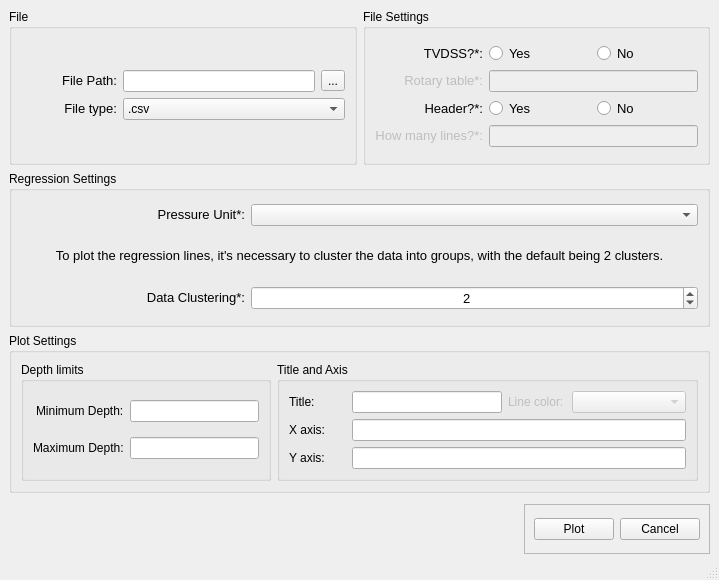
Above: src/main/python/interface/design/regression.ui from albano-a/GradPress before the change. Below: the same form after it.
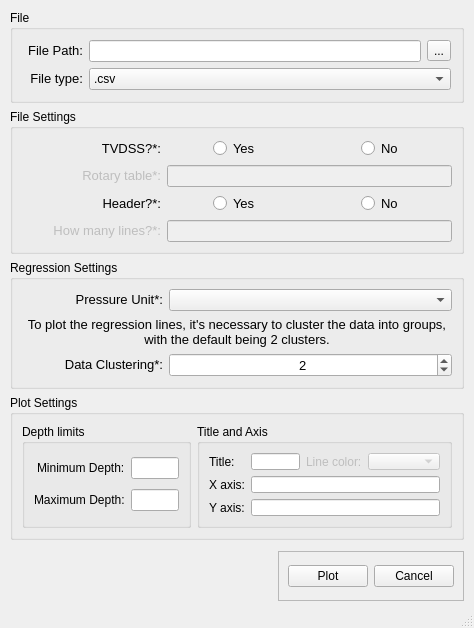
That is the form after the change. Icons and pictures are not drawn.

```diff
--- a/src/main/python/interface/design/regression.ui
+++ b/src/main/python/interface/design/regression.ui
@@ -6,8 +6,8 @@
    <rect>
     <x>0</x>
     <y>0</y>
-    <width>719</width>
-    <height>580</height>
+    <width>474</width>
+    <height>596</height>
    </rect>
   </property>
   <property name="windowTitle">
@@ -19,7 +19,19 @@
   </property>
   <widget class="QWidget" name="centralwidget">
    <layout class="QGridLayout" name="gridLayout">
-    <item row="3" column="0" colspan="2" alignment="Qt::AlignRight">
+    <property name="leftMargin">
+     <number>10</number>
+    </property>
+    <property name="topMargin">
+     <number>10</number>
+    </property>
+    <property name="rightMargin">
+     <number>10</number>
+    </property>
+    <property name="bottomMargin">
+     <number>10</number>
+    </property>
+    <item row="4" column="0" colspan="2" alignment="Qt::AlignRight">
      <widget class="QFrame" name="frame_4">
       <property name="minimumSize">
        <size>
@@ -70,6 +82,104 @@
      </widget>
     </item>
     <item row="2" column="0" colspan="2">
+     <widget class="QGroupBox" name="groupBox_2">
+      <property name="title">
+       <string>Regression Settings</string>
+      </property>
+      <layout class="QHBoxLayout" name="horizontalLayout_7">
+       <item>
+        <layout class="QGridLayout" name="gridLayout_3">
+         <item row="0" column="0">
+          <widget class="QLabel" name="label_4">
+           <property name="mouseTracking">
+            <bool>true</bool>
+           </property>
+           <property name="styleSheet">
+            <string notr="true">QLabel {
+	border: None
+}</string>
+           </property>
+           <property name="text">
+            <string>&lt;html&gt;&lt;head/&gt;&lt;body&gt;&lt;p align=&quot;right&quot;&gt;&lt;span style=&quot; font-size:10pt;&quot;&gt;Pressure Unit*:&lt;/span&gt;&lt;/p&gt;&lt;/body&gt;&lt;/html&gt;</string>
+           </property>
+          </widget>
+         </item>
+         <item row="0" column="1" colspan="2">
+          <widget class="QComboBox" name="inputPressureUnit">
+           <property name="toolTip">
+            <string>A unidade de pressão dos dados carregados.</string>
+           </property>
+          </widget>
+         </item>
+         <item row="2" column="0">
+          <widget class="QLabel" name="label_5">
+           <property name="mouseTracking">
+            <bool>true</bool>
+           </property>
+           <property name="styleSheet">
+            <string notr="true">QLabel {
+	border: None
+}</string>
+           </property>
+           <property name="text">
+            <string>&lt;html&gt;&lt;head/&gt;&lt;body&gt;&lt;p align=&quot;right&quot;&gt;&lt;span style=&quot; font-size:10pt;&quot;&gt;Data Clustering*:&lt;/span&gt;&lt;/p&gt;&lt;/body&gt;&lt;/html&gt;</string>
+           </property>
+          </widget>
+         </item>
+         <item row="2" column="1" colspan="2">
+          <widget class="QSpinBox" name="agrupamentoSpinBox">
+           <property name="font">
+            <font>
+             <pointsize>10</pointsize>
+            </font>
+           </property>
+           <property name="toolTip">
+            <string>Agrupamentos (Cluster) dos dados.</string>
+           </property>
+           <property name="alignment">
+            <set>Qt::AlignCenter</set>
+           </property>
+           <property name="prefix">
+            <string/>
+           </property>
+           <property name="maximum">
+            <number>5</number>
+           </property>
+           <property name="value">
+            <number>2</number>
+           </property>
+          </widget>
+         </item>
+         <item row="1" column="0" colspan="3">
+          <widget class="QLabel" name="label_6">
+           <property name="maximumSize">
+            <size>
+             <width>16777215</width>
+             <height>40</height>
+            </size>
+           </property>
+           <property name="mouseTracking">
+            <bool>true</bool>
+           </property>
+           <property name="styleSheet">
+            <string notr="true">QLabel {
+	border: None
+}</string>
+           </property>
+           <property name="text">
+            <string>&lt;html&gt;&lt;head/&gt;&lt;body&gt;&lt;p align=&quot;center&quot;&gt;&lt;span style=&quot; font-size:10pt;&quot;&gt;To plot the regression lines, it's necessary to cluster the data into groups, with the default being 2 clusters.&lt;/span&gt;&lt;/p&gt;&lt;/body&gt;&lt;/html&gt;</string>
+           </property>
+           <property name="wordWrap">
+            <bool>true</bool>
+           </property>
+          </widget>
+         </item>
+        </layout>
+       </item>
+      </layout>
+     </widget>
+    </item>
+    <item row="3" column="0" colspan="2">
      <widget class="QGroupBox" name="groupBox_5">
       <property name="title">
        <string>Plot Settings</string>
@@ -218,7 +328,118 @@
       </layout>
      </widget>
     </item>
-    <item row="0" column="1">
+    <item row="0" column="0" colspan="2">
+     <widget class="QGroupBox" name="selectFileGroupBox">
+      <property name="title">
+       <string>File</string>
+      </property>
+      <property name="flat">
+       <bool>false</bool>
+      </property>
+      <property name="checkable">
+       <bool>false</bool>
+      </property>
+      <layout class="QVBoxLayout" name="verticalLayout">
+       <property name="leftMargin">
+        <number>10</number>
+       </property>
+       <property name="topMargin">
+        <number>10</number>
+       </property>
+       <property name="rightMargin">
+        <number>10</number>
+       </property>
+       <property name="bottomMargin">
+        <number>10</number>
+       </property>
+       <item>
+        <layout class="QGridLayout" name="gridLayout_2">
+         <item row="0" column="1" colspan="2">
+          <widget class="QLineEdit" name="fileLineEdit">
+           <property name="dragEnabled">
+            <bool>false</bool>
+           </property>
+          </widget>
+         </item>
+         <item row="0" column="3">
+          <widget class="QToolButton" name="filepathButton">
+           <property name="sizePolicy">
+            <sizepolicy hsizetype="Fixed" vsizetype="Fixed">
+             <horstretch>0</horstretch>
+             <verstretch>0</verstretch>
+            </sizepolicy>
+           </property>
+           <property name="text">
+            <string>...</string>
+           </property>
+          </widget>
+         </item>
+         <item row="3" column="1" colspan="3">
+          <widget class="QComboBox" name="fileComboBox">
+           <item>
+            <property name="text">
+             <string>.csv</string>
+            </property>
+           </item>
+           <item>
+            <property name="text">
+             <string>.txt</string>
+            </property>
+           </item>
+           <item>
+            <property name="text">
+             <string>.xlsx</string>
+            </property>
+           </item>
+          </widget>
+         </item>
+         <item row="0" column="0">
+          <widget class="QLabel" name="label_2">
+           <property name="maximumSize">
+            <size>
+             <width>60</width>
+             <height>16777215</height>
+            </size>
+           </property>
+           <property name="mouseTracking">
+            <bool>true</bool>
+           </property>
+           <property name="styleSheet">
+            <string notr="true">QLabel {
+	border: None
+}</string>
+           </property>
+           <property name="text">
+            <string>&lt;html&gt;&lt;head/&gt;&lt;body&gt;&lt;p align=&quot;right&quot;&gt;&lt;span style=&quot; font-size:10pt;&quot;&gt;File Path:&lt;/span&gt;&lt;/p&gt;&lt;/body&gt;&lt;/html&gt;</string>
+           </property>
+          </widget>
+         </item>
+         <item row="3" column="0">
+          <widget class="QLabel" name="label_3">
+           <property name="font">
+            <font>
+             <pointsize>10</pointsize>
+            </font>
+           </property>
+           <property name="mouseTracking">
+            <bool>true</bool>
+           </property>
+           <property name="styleSheet">
+            <string notr="true">QLabel {
+	border: None
+}</string>
+           </property>
+           <property name="text">
+            <string>&lt;html&gt;&lt;head/&gt;&lt;body&gt;&lt;p align=&quot;right&quot;&gt;File type:&lt;/p&gt;&lt;/body&gt;&lt;/html&gt;</string>
+           </property>
+          </widget>
+         </item>
+        </layout>
+       </item>
+      </layout>
+     </widget>
+    </item>
+    <item row="1" column="0" colspan="2">
      <widget class="QGroupBox" name="cotaRadioBtnGroupBox">
       <property name="title">
        <string>File Settings</string>
@@ -249,7 +470,7 @@
            </property>
           </widget>
          </item>
-         <item row="0" column="1">
+         <item row="0" column="1" alignment="Qt::AlignHCenter">
           <widget class="QRadioButton" name="cotaProfSim">
            <property name="font">
             <font>
@@ -320,7 +541,7 @@
            </property>
           </widget>
          </item>
-         <item row="2" column="2">
+         <item row="2" column="2" alignment="Qt::AlignHCenter">
           <widget class="QRadioButton" name="headerNao">
            <property name="font">
             <font>
@@ -361,7 +582,7 @@
            </property>
           </widget>
          </item>
-         <item row="2" column="1">
+         <item row="2" column="1" alignment="Qt::AlignHCenter">
           <widget class="QRadioButton" name="headerSim">
            <property name="font">
             <font>
@@ -383,7 +604,7 @@
            </property>
           </widget>
          </item>
-         <item row="0" column="2">
+         <item row="0" column="2" alignment="Qt::AlignHCenter">
           <widget class="QRadioButton" name="cotaProfNao">
            <property name="font">
             <font>
@@ -403,193 +624,6 @@
       </layout>
      </widget>
     </item>
-    <item row="1" column="0" colspan="2">
-     <widget class="QGroupBox" name="groupBox_2">
-      <property name="title">
-       <string>Regression Settings</string>
-      </property>
-      <layout class="QHBoxLayout" name="horizontalLayout_7">
-       <item>
-        <layout class="QGridLayout" name="gridLayout_3">
-         <item row="0" column="0">
-          <widget class="QLabel" name="label_4">
-           <property name="mouseTracking">
-            <bool>true</bool>
-           </property>
-           <property name="styleSheet">
-            <string notr="true">QLabel {
-	border: None
-}</string>
-           </property>
-           <property name="text">
-            <string>&lt;html&gt;&lt;head/&gt;&lt;body&gt;&lt;p align=&quot;right&quot;&gt;&lt;span style=&quot; font-size:10pt;&quot;&gt;Pressure Unit*:&lt;/span&gt;&lt;/p&gt;&lt;/body&gt;&lt;/html&gt;</string>
-           </property>
-          </widget>
-         </item>
-         <item row="0" column="1" colspan="2">
-          <widget class="QComboBox" name="inputPressureUnit">
-           <property name="toolTip">
-            <string>A unidade de pressão dos dados carregados.</string>
-           </property>
-          </widget>
-         </item>
-         <item row="2" column="0">
-          <widget class="QLabel" name="label_5">
-           <property name="mouseTracking">
-            <bool>true</bool>
-           </property>
-           <property name="styleSheet">
-            <string notr="true">QLabel {
-	border: None
-}</string>
-           </property>
-           <property name="text">
-            <string>&lt;html&gt;&lt;head/&gt;&lt;body&gt;&lt;p align=&quot;right&quot;&gt;&lt;span style=&quot; font-size:10pt;&quot;&gt;Data Clustering*:&lt;/span&gt;&lt;/p&gt;&lt;/body&gt;&lt;/html&gt;</string>
-           </property>
-          </widget>
-         </item>
-         <item row="2" column="1" colspan="2">
-          <widget class="QSpinBox" name="agrupamentoSpinBox">
-           <property name="font">
-            <font>
-             <pointsize>10</pointsize>
-            </font>
-           </property>
-           <property name="toolTip">
-            <string>Agrupamentos (Cluster) dos dados.</string>
-           </property>
-           <property name="alignment">
-            <set>Qt::AlignCenter</set>
-           </property>
-           <property name="prefix">
-            <string/>
-           </property>
-           <property name="maximum">
-            <number>5</number>
-           </property>
-           <property name="value">
-            <number>2</number>
-           </property>
-          </widget>
-         </item>
-         <item row="1" column="0" colspan="3">
-          <widget class="QLabel" name="label_6">
-           <property name="maximumSize">
-            <size>
-             <width>16777215</width>
-             <height>40</height>
-            </size>
-           </property>
-           <property name="mouseTracking">
-            <bool>true</bool>
-           </property>
-           <property name="styleSheet">
-            <string notr="true">QLabel {
-	border: None
-}</string>
-           </property>
-           <property name="text">
-            <string>&lt;html&gt;&lt;head/&gt;&lt;body&gt;&lt;p align=&quot;center&quot;&gt;&lt;span style=&quot; font-size:10pt;&quot;&gt;To plot the regression lines, it's necessary to cluster the data into groups, with the default being 2 clusters.&lt;/span&gt;&lt;/p&gt;&lt;/body&gt;&lt;/html&gt;</string>
-           </property>
-           <property name="wordWrap">
-            <bool>true</bool>
-           </property>
-          </widget>
-         </item>
-        </layout>
-       </item>
-      </layout>
-     </widget>
-    </item>
-    <item row="0" column="0">
-     <widget class="QGroupBox" name="selectFileGroupBox">
-      <property name="title">
-       <string>File</string>
-      </property>
-      <property name="flat">
-       <bool>false</bool>
-      </property>
-      <property name="checkable">
-       <bool>false</bool>
-      </property>
-      <layout class="QVBoxLayout" name="verticalLayout">
-       <item>
-        <layout class="QGridLayout" name="gridLayout_2">
-         <item row="1" column="0">
-          <widget class="QLabel" name="label_3">
-           <property name="font">
-            <font>
-             <pointsize>10</pointsize>
-            </font>
-           </property>
-           <property name="mouseTracking">
-            <bool>true</bool>
-           </property>
-           <property name="styleSheet">
-            <string notr="true">QLabel {
-	border: None
-}</string>
-           </property>
-           <property name="text">
-            <string>&lt;html&gt;&lt;head/&gt;&lt;body&gt;&lt;p align=&quot;right&quot;&gt;File type:&lt;/p&gt;&lt;/body&gt;&lt;/html&gt;</string>
-           </property>
-          </widget>
-         </item>
-         <item row="0" column="1" colspan="2">
-          <widget class="QLineEdit" name="fileLineEdit"/>
-         </item>
-         <item row="0" column="0">
-          <widget class="QLabel" name="label_2">
-           <property name="mouseTracking">
-            <bool>true</bool>
-           </property>
-           <property name="styleSheet">
-            <string notr="true">QLabel {
-	border: None
-}</string>
-           </property>
-           <property name="text">
-            <string>&lt;html&gt;&lt;head/&gt;&lt;body&gt;&lt;p align=&quot;right&quot;&gt;&lt;span style=&quot; font-size:10pt;&quot;&gt;File Path:&lt;/span&gt;&lt;/p&gt;&lt;/body&gt;&lt;/html&gt;</string>
-           </property>
-          </widget>
-         </item>
-         <item row="0" column="3">
-          <widget class="QToolButton" name="filepathButton">
-           <property name="sizePolicy">
-            <sizepolicy hsizetype="Fixed" vsizetype="Fixed">
-             <horstretch>0</horstretch>
-             <verstretch>0</verstretch>
-            </sizepolicy>
-           </property>
-           <property name="text">
-            <string>...</string>
-           </property>
-          </widget>
-         </item>
-         <item row="1" column="1" colspan="3">
-          <widget class="QComboBox" name="comboBox">
-           <item>
-            <property name="text">
-             <string>.csv</string>
-            </property>
-           </item>
-           <item>
-            <property name="text">
-             <string>.txt</string>
-            </property>
-           </item>
-           <item>
-            <property name="text">
-             <string>.xlsx</string>
-            </property>
-           </item>
-          </widget>
-         </item>
-        </layout>
-       </item>
-      </layout>
-     </widget>
-    </item>
    </layout>
   </widget>
   <widget class="QMenuBar" name="menubar">
```
Left out of the diff: 12 changed lines with no effect on the pictures.
